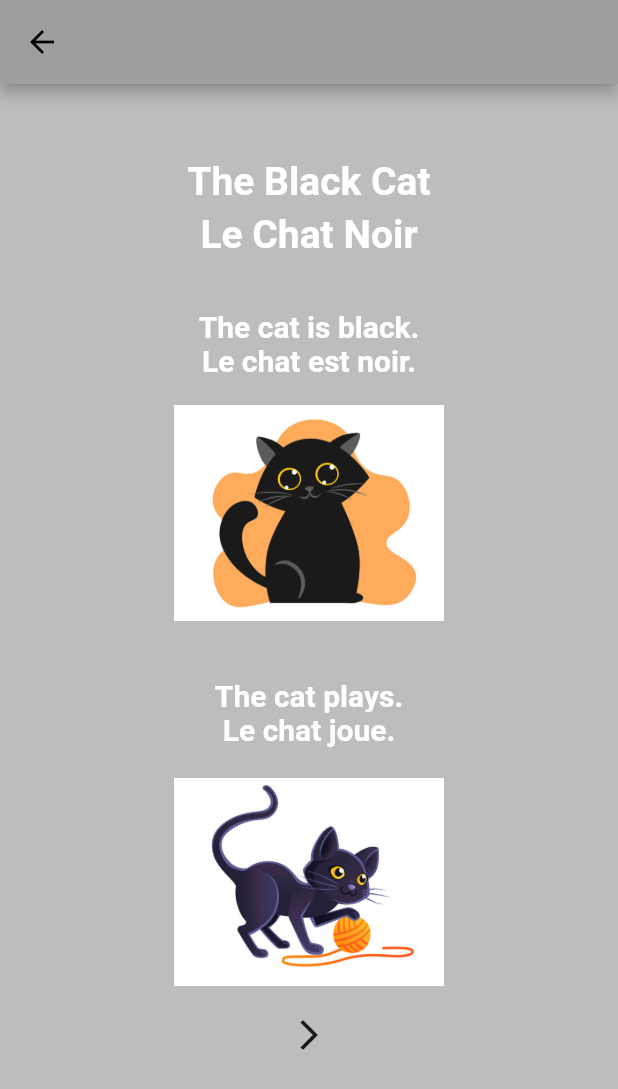
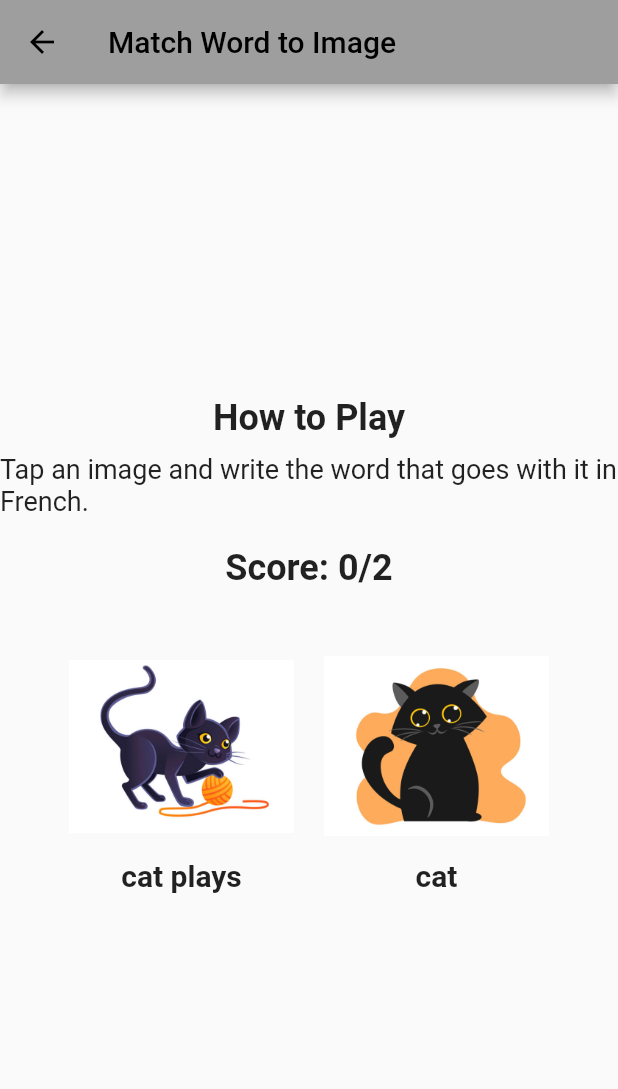
Before and after one commit to gigi-luna/Deux-Two-, a Flutter app: the SecondTab screen opened directly, after a tap on "The Black Cat", on a phone screen of 412 x 824 dp. Shown: the top 1089 px of the screen. Run offline on Flutter 3.47's test engine with Material 2 defaults, Android fonts, the phone set to English and light mode, and no system bars; network calls fail.

Commit message:
activity

```diff
--- /dev/null
+++ b/lib/ActivityCard_one.dart
@@ -0,0 +1,229 @@
+import 'package:flutter/material.dart';
+
+class ItemModel {
+  final String iconAsset;
+  final String name;
+  final String value;
+
+  const ItemModel({
+    required this.iconAsset,
+    required this.name,
+    required this.value,
+  });
+}
+
+class ActivityOne extends StatefulWidget {
+  const ActivityOne({Key? key}) : super(key: key);
+
+  @override
+  _ActivityOneState createState() => _ActivityOneState();
+}
+
+class _ActivityOneState extends State<ActivityOne> {
+  late List<ItemModel> items;
+  late List<ItemModel> items2;
+  late List<String> answerBank;
+  late int score;
+  late bool gameOver;
+
+  final userInputController = TextEditingController();
+
+  @override
+  void initState() {
+    super.initState();
+    initGame();
+  }
+
+  @override
+  void dispose() {
+    userInputController.dispose();
+    super.dispose();
+  }
+
+  void initGame() {
+    gameOver = false;
+    score = 0;
+    items = [
+      ItemModel(
+          iconAsset: 'assets/images/blackcat.jpeg', name: 'cat', value: 'chat'),
+      ItemModel(
+          iconAsset: 'assets/images/playcat.jpeg',
+          name: 'cat plays',
+          value: 'chat joue'),
+    ];
+    items2 = List<ItemModel>.from(items);
+    final List<dynamic> itemsList = items.toList();
+    final List<dynamic> items2List = items2.toList();
+    itemsList.shuffle();
+    items2List.shuffle();
+    items = itemsList.cast<ItemModel>().toList();
+    items2 = items2List.cast<ItemModel>().toList();
+
+    answerBank = items.map((item) => item.value).toList();
+    answerBank.shuffle();
+  }
+
+  Widget _buildItem(ItemModel item) {
+    return Container(
+      margin: const EdgeInsets.all(10),
+      child: Column(
+        children: [
+          GestureDetector(
+            child: Image.asset(
+              item.iconAsset,
+              height: 150,
+              width: 150,
+            ),
+            onTap: () {
+              if (!gameOver) {
+                _showDialog(item);
+              }
+            },
+          ),
+          Text(
+            item.name,
+            style: const TextStyle(fontSize: 20, fontWeight: FontWeight.bold),
+          ),
+        ],
+      ),
+    );
+  }
+
+  void _showDialog(ItemModel item) {
+    showDialog(
+      context: context,
+      builder: (BuildContext context) {
+        return AlertDialog(
+          title: const Text('Match the word to the image'),
+          content: TextField(
+            controller: userInputController,
+            decoration: const InputDecoration(
+              hintText: 'Type the word here',
+            ),
+          ),
+          actions: [
+            TextButton(
+              child: const Text('Cancel'),
+              onPressed: () {
+                Navigator.of(context).pop();
+              },
+            ),
+            TextButton(
+              child: const Text('Submit'),
+              onPressed: () {
+                final userInput = userInputController.text.toLowerCase();
+                if (userInput == item.value) {
+                  setState(() {
+                    score++;
+                  });
+                }
+                if (score == items.length) {
+                  setState(() {
+                    gameOver = true;
+                  });
+                  _showGameOverDialog();
+                } else {
+                  userInputController.clear();
+                  Navigator.of(context).pop();
+                }
+              },
+            ),
+          ],
+        );
+      },
+    );
+  }
+
+  void _showGameOverDialog() {
+    showDialog(
+      context: context,
+      builder: (BuildContext context) {
+        return WillPopScope(
+          onWillPop: () async => false,
+          child: AlertDialog(
+            title: const Text('Game Over'),
+            content: Text('Your score is $score'),
+            actions: [
+              TextButton(
+                child: const Text('Play Again'),
+                onPressed: () {
+                  Navigator.of(context, rootNavigator: true).pop();
+                  Navigator.of(context).pop();
+                  userInputController.clear();
+                  setState(() {
+                    score = 0;
+                  });
+                  initGame();
+                },
+              ),
+            ],
+          ),
+        );
+      },
+    );
+  }
+
+  @override
+Widget build(BuildContext context) {
+  return Scaffold(
+    appBar: AppBar(
+      title: const Text('Match Word to Image'),
+    ),
+    body: Center(
+      child: Column(
+        mainAxisAlignment: MainAxisAlignment.center,
+        children: [
+          Container(
+            padding: const EdgeInsets.all(10),
+            child: Text(
+              'How to Play',
+              style: TextStyle(
+                fontSize: 24,
+                fontWeight: FontWeight.bold,
+              ),
+            ),
+          ),
+          Text(
+            'Tap an image and write the word that goes with it in French.',
+            style: TextStyle(
+              fontSize: 18,
+            ),
+          ),
+          const SizedBox(height: 20),
+          Text(
+            'Score: $score/${items.length}',
+            style: const TextStyle(fontSize: 24, fontWeight: FontWeight.bold),
+          ),
+          const SizedBox(height: 20),
+          Row(
+            mainAxisAlignment: MainAxisAlignment.center,
+            children: [
+              _buildItem(items[0]),
+              _buildItem(items[1]),
+            ],
+          ),
+          const SizedBox(height: 20),
+          if (gameOver)
+            Column(
+              children: [
+                const Text(
+                  'Correct answers:',
+                  style: TextStyle(fontSize: 18, fontWeight: FontWeight.bold),
+                ),
+                const SizedBox(height: 10),
+                Column(
+                  children: answerBank
+                      .map((answer) => Text(
+                            answer,
+                            style: const TextStyle(fontSize: 18),
+                          ))
+                      .toList(),
+                ),
+              ],
+            ),
+        ],
+      ),
+    ),
+  );
+}
+}
--- a/lib/tabs/second_tab.dart
+++ b/lib/tabs/second_tab.dart
@@ -1,7 +1,7 @@
 import 'package:flutter/material.dart';
 
 import '../StoryCard.dart';
-import '../book_one.dart';
+import '../ActivityCard_one.dart';
 
 class SecondTab extends StatelessWidget {
   const SecondTab({Key? key}) : super(key: key);
@@ -29,7 +29,10 @@
                 mainAxisAlignment: MainAxisAlignment.spaceAround,
                 crossAxisAlignment: CrossAxisAlignment.center,
                 children: [
-                  const StoryCard(title: "The Black Cat", destination: BookOne(), image: 'assets/images/blackcat.jpeg'),
+                  const StoryCard(
+                      title: "The Black Cat",
+                      destination: ActivityOne(),
+                      image: 'assets/images/blackcat.jpeg'),
                   Container(
                     decoration: BoxDecoration(
                         borderRadius: BorderRadius.circular(10),
```
Also changed, not shown: 16 other files.
